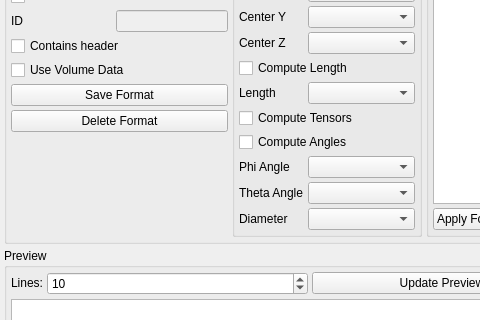
3dct/open_iA, file modules/FeatureScout/CsvInput.ui: the form before one commit; both pictures show x 0 to 480 and y 369 to 689 of the 583 by 775 pixel window.
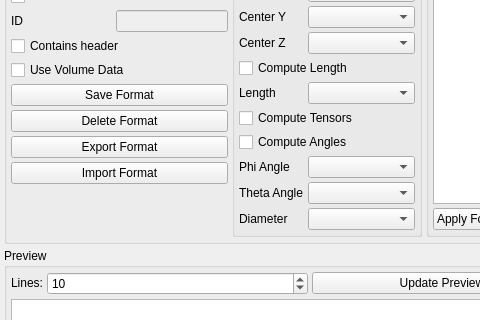
The form after the commit.

Commit message: FeatureScout: csv reading - export/import formats to ini file, stability fixes

Diff of the .ui file:
```diff
--- a/modules/FeatureScout/CsvInput.ui
+++ b/modules/FeatureScout/CsvInput.ui
@@ -7,7 +7,7 @@
     <x>0</x>
     <y>0</y>
     <width>517</width>
-    <height>672</height>
+    <height>704</height>
    </rect>
   </property>
   <property name="windowTitle">
@@ -400,6 +400,20 @@
           </property>
          </widget>
         </item>
+        <item row="16" column="0" colspan="2">
+         <widget class="QPushButton" name="btn_ExportFormat">
+          <property name="text">
+           <string>Export Format</string>
+          </property>
+         </widget>
+        </item>
+        <item row="17" column="0" colspan="2">
+         <widget class="QPushButton" name="btn_ImportFormat">
+          <property name="text">
+           <string>Import Format</string>
+          </property>
+         </widget>
+        </item>
        </layout>
       </item>
       <item>
```
The commit also changes 3 other files.
